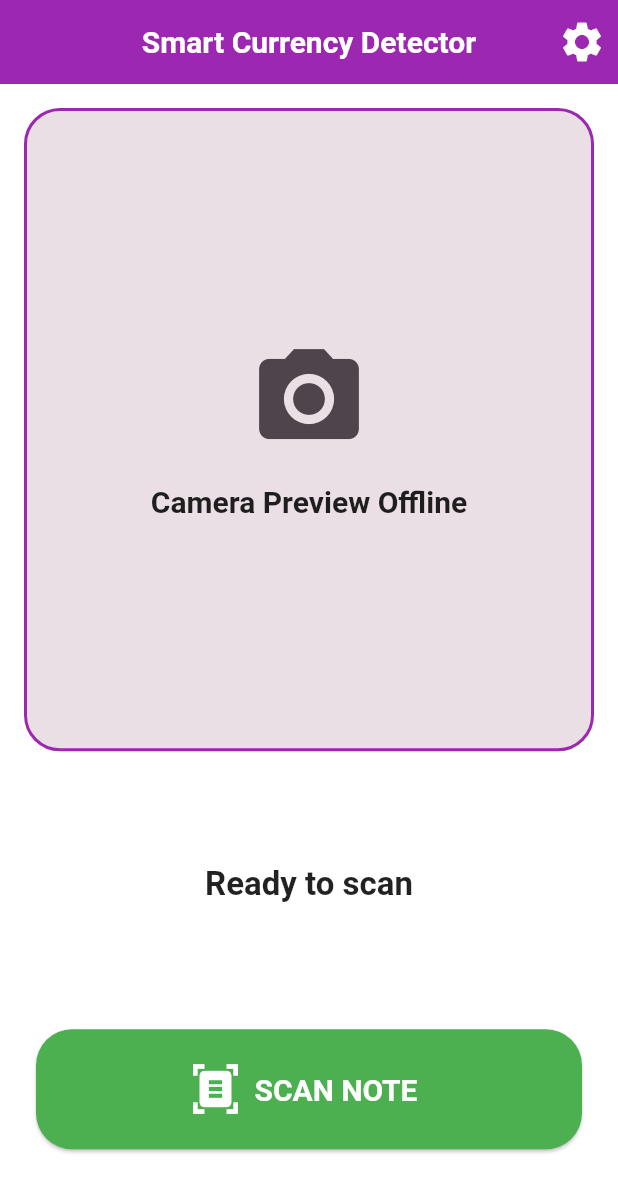
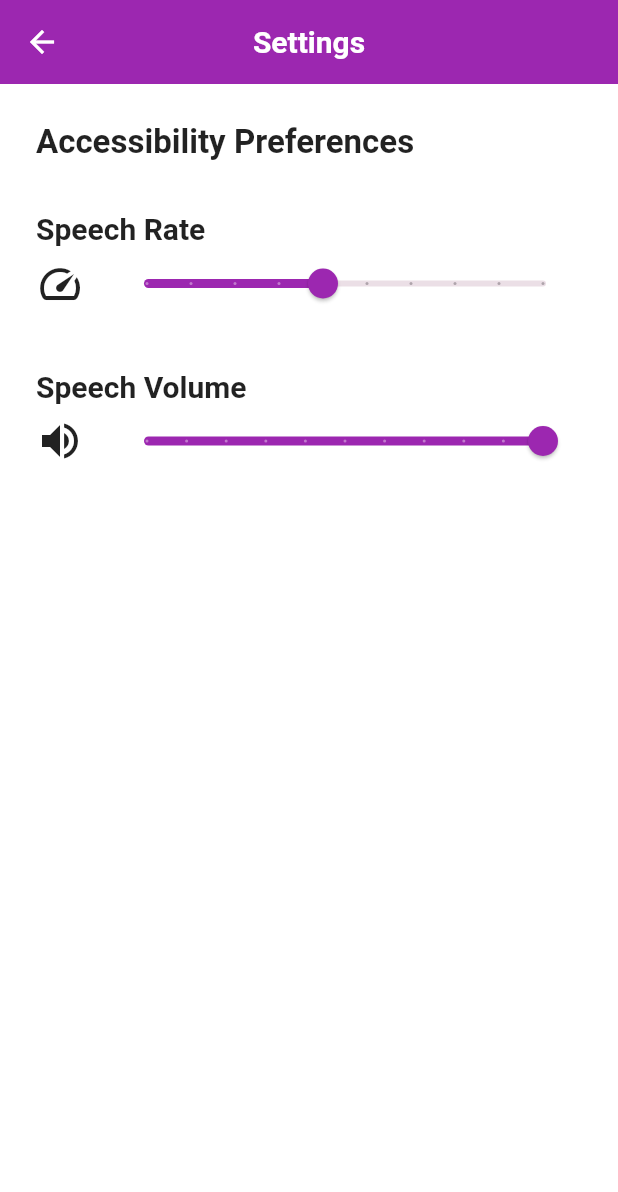
Before and after one commit to RUS-TICurtis/smart-currency-detector, a Flutter app: the screen it shows after launch, after a tap on the "settings" icon, on a phone screen of 412 x 824 dp. Shown: the top 1192 px of the screen. Run offline on Flutter 3.47's test engine with Material 3 defaults, Android fonts, the phone set to English and light mode, and no system bars; our stand-ins replace camera, flutter_riverpod, flutter_tts, go_router, hive_flutter, hooks_riverpod; accounts and stored records are empty.

Commit message:
feat: implement camera UI, routing, and speech-based settings framework

```diff
--- a/mobile/lib/features/camera/camera_screen.dart
+++ b/mobile/lib/features/camera/camera_screen.dart
@@ -1,5 +1,10 @@
+import 'package:camera/camera.dart';
 import 'package:flutter/material.dart';
 import 'package:hooks_riverpod/hooks_riverpod.dart';
+import 'package:go_router/go_router.dart';
+
+import 'providers/camera_provider.dart';
+import '../speech/providers/speech_provider.dart';
 
 class CameraScreen extends HookConsumerWidget {
   const CameraScreen({super.key});
@@ -7,6 +12,7 @@ class CameraScreen extends HookConsumerWidget {
   @override
   Widget build(BuildContext context, WidgetRef ref) {
     final theme = Theme.of(context);
+    final cameraState = ref.watch(cameraControllerProvider);
 
     return Scaffold(
       appBar: AppBar(
@@ -17,7 +23,7 @@ class CameraScreen extends HookConsumerWidget {
             tooltip: 'Settings',
             iconSize: 32,
             onPressed: () {
-              // TODO: Navigate to settings
+              context.push('/settings');
             },
           ),
         ],
@@ -25,7 +31,7 @@ class CameraScreen extends HookConsumerWidget {
       body: SafeArea(
         child: Column(
           children: [
-            // Placeholder for the camera preview
+            // Camera Preview Section
             Expanded(
               flex: 3,
               child: Container(
@@ -38,21 +44,39 @@ class CameraScreen extends HookConsumerWidget {
                     width: 2,
                   ),
                 ),
-                child: Center(
+                child: ClipRRect(
+                  borderRadius: BorderRadius.circular(22),
+                  child: cameraState.when(
+                    data: (controller) => CameraPreview(controller),
+                    error: (error, stackTrace) => Center(
                       child: Column(
                         mainAxisAlignment: MainAxisAlignment.center,
                         children: [
                           Icon(
-                        Icons.camera_alt,
-                        size: 80,
-                        color: theme.colorScheme.onSurfaceVariant,
+                            Icons.error_outline,
+                            size: 60,
+                            color: theme.colorScheme.error,
                           ),
                           const SizedBox(height: 16),
-                      Text(
-                        'Camera Preview Offline',
-                        style: theme.textTheme.titleLarge,
+                          Padding(
+                            padding: const EdgeInsets.symmetric(horizontal: 16.0),
+                            child: Text(
+                              'Failed to load camera:\n$error',
+                              style: theme.textTheme.bodyLarge?.copyWith(
+                                color: theme.colorScheme.error,
+                              ),
+                              textAlign: TextAlign.center,
+                            ),
                           ),
                         ],
+                      ),
+                    ),
+                    loading: () => Center(
+                      child: CircularProgressIndicator(
+                        semanticsLabel: 'Loading camera feed',
+                        color: theme.colorScheme.primary,
+                      ),
+                    ),
                   ),
                 ),
               ),
@@ -77,8 +101,14 @@ class CameraScreen extends HookConsumerWidget {
                       width: double.infinity,
                       height: 80, // Extra large tap target
                       child: ElevatedButton.icon(
-                        onPressed: () {
+                        onPressed: cameraState.isLoading || cameraState.hasError
+                          ? null
+                          : () async {
+                              final speechService = ref.read(speechServiceProvider);
+                              await speechService.speak('Scanning note. Please hold the camera steady.');
+
                               // TODO: Trigger manual capture and AI scan
+                              // e.g., final image = await cameraState.value!.takePicture();
                           },
                         icon: const Icon(Icons.document_scanner, size: 36),
                         label: const Text('SCAN NOTE'),
--- /dev/null
+++ b/mobile/lib/features/camera/providers/camera_provider.dart
@@ -0,0 +1,35 @@
+import 'package:camera/camera.dart';
+import 'package:flutter_riverpod/flutter_riverpod.dart';
+
+final cameraControllerProvider = FutureProvider.autoDispose<CameraController>((ref) async {
+  // Get list of available cameras
+  final cameras = await availableCameras();
+
+  if (cameras.isEmpty) {
+    throw Exception('No cameras available on this device.');
+  }
+
+  // Find the first back camera, or just use the first available one
+  final backCamera = cameras.firstWhere(
+    (camera) => camera.lensDirection == CameraLensDirection.back,
+    orElse: () => cameras.first,
+  );
+
+  // Initialize the camera controller
+  // We use max resolution for better AI inference later, but medium is faster
+  // Setting enableAudio to false to avoid microphone permissions
+  final controller = CameraController(
+    backCamera,
+    ResolutionPreset.high,
+    enableAudio: false,
+  );
+
+  await controller.initialize();
+
+  // Dispose of the controller when the provider is destroyed
+  ref.onDispose(() {
+    controller.dispose();
+  });
+
+  return controller;
+});
--- /dev/null
+++ b/mobile/lib/features/settings/settings_screen.dart
@@ -0,0 +1,95 @@
+import 'package:flutter/material.dart';
+import 'package:hooks_riverpod/hooks_riverpod.dart';
+
+import 'providers/settings_provider.dart';
+import '../speech/providers/speech_provider.dart';
+
+class SettingsScreen extends HookConsumerWidget {
+  const SettingsScreen({super.key});
+
+  @override
+  Widget build(BuildContext context, WidgetRef ref) {
+    final theme = Theme.of(context);
+    final settings = ref.watch(settingsProvider);
+    final settingsNotifier = ref.read(settingsProvider.notifier);
+    final speechService = ref.read(speechServiceProvider);
+
+    return Scaffold(
+      appBar: AppBar(
+        title: const Text('Settings'),
+      ),
+      body: SafeArea(
+        child: Padding(
+          padding: const EdgeInsets.all(24.0),
+          child: Column(
+            crossAxisAlignment: CrossAxisAlignment.start,
+            children: [
+              Text(
+                'Accessibility Preferences',
+                style: theme.textTheme.headlineMedium,
+              ),
+              const SizedBox(height: 32),
+
+              // Speech Rate Slider
+              Text(
+                'Speech Rate',
+                style: theme.textTheme.titleLarge,
+                semanticsLabel: 'Speech Rate Adjustment',
+              ),
+              Row(
+                children: [
+                  const Icon(Icons.speed, size: 32),
+                  const SizedBox(width: 16),
+                  Expanded(
+                    child: Slider(
+                      value: settings.speechRate,
+                      min: 0.1,
+                      max: 1.0,
+                      divisions: 9,
+                      label: settings.speechRate.toStringAsFixed(1),
+                      onChanged: (value) {
+                        settingsNotifier.updateSpeechRate(value);
+                      },
+                      onChangeEnd: (value) {
+                        speechService.speak('Speech rate updated');
+                      },
+                    ),
+                  ),
+                ],
+              ),
+              const SizedBox(height: 32),
+
+              // Speech Volume Slider
+              Text(
+                'Speech Volume',
+                style: theme.textTheme.titleLarge,
+                semanticsLabel: 'Speech Volume Adjustment',
+              ),
+              Row(
+                children: [
+                  const Icon(Icons.volume_up, size: 32),
+                  const SizedBox(width: 16),
+                  Expanded(
+                    child: Slider(
+                      value: settings.speechVolume,
+                      min: 0.0,
+                      max: 1.0,
+                      divisions: 10,
+                      label: settings.speechVolume.toStringAsFixed(1),
+                      onChanged: (value) {
+                        settingsNotifier.updateSpeechVolume(value);
+                      },
+                      onChangeEnd: (value) {
+                        speechService.speak('Volume updated');
+                      },
+                    ),
+                  ),
+                ],
+              ),
+            ],
+          ),
+        ),
+      ),
+    );
+  }
+}
--- a/mobile/lib/routes/app_router.dart
+++ b/mobile/lib/routes/app_router.dart
@@ -2,6 +2,7 @@ import 'package:go_router/go_router.dart';
 import 'package:flutter_riverpod/flutter_riverpod.dart';
 
 import '../features/camera/camera_screen.dart';
+import '../features/settings/settings_screen.dart';
 
 final routerProvider = Provider<GoRouter>((ref) {
   return GoRouter(
@@ -12,7 +13,11 @@ final routerProvider = Provider<GoRouter>((ref) {
         name: 'camera',
         builder: (context, state) => const CameraScreen(),
       ),
-      // Add more routes here, like settings
+      GoRoute(
+        path: '/settings',
+        name: 'settings',
+        builder: (context, state) => const SettingsScreen(),
+      ),
     ],
   );
 });
```
Also changed, not shown: mobile/lib/core/services/settings_service.dart (added, +24 -0 lines), mobile/lib/core/services/speech_service.dart (added, +33 -0 lines), mobile/lib/features/settings/providers/settings_provider.dart (added, +49 -0 lines), mobile/lib/features/speech/providers/speech_provider.dart (added, +12 -0 lines), 3 other files. Lines whose indentation alone changed are shown as unchanged.
